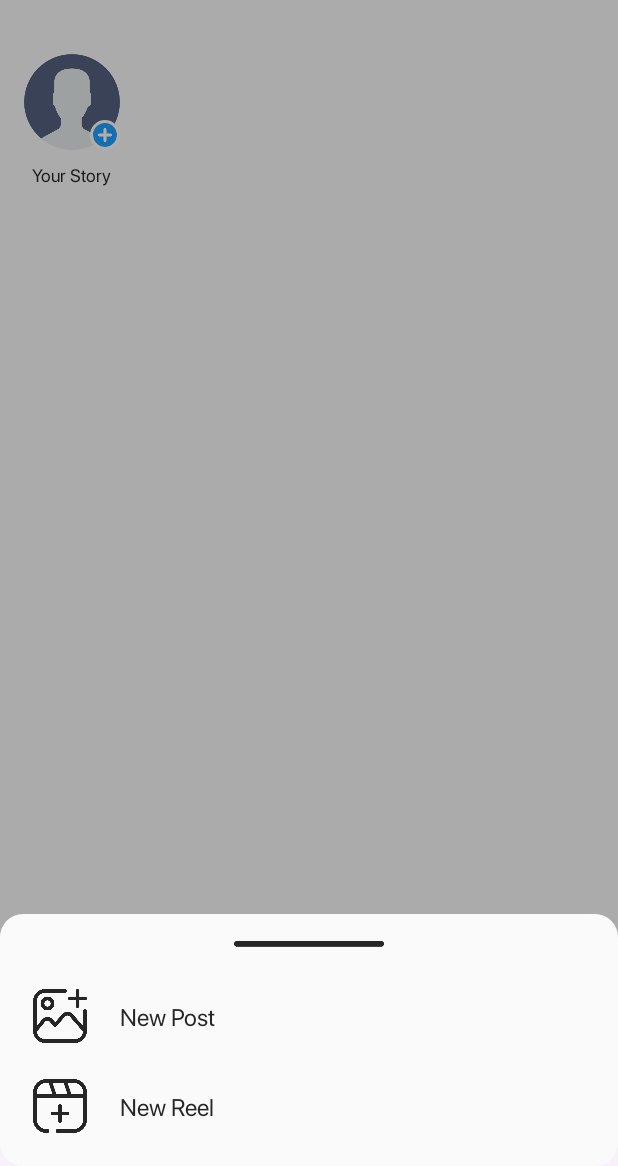
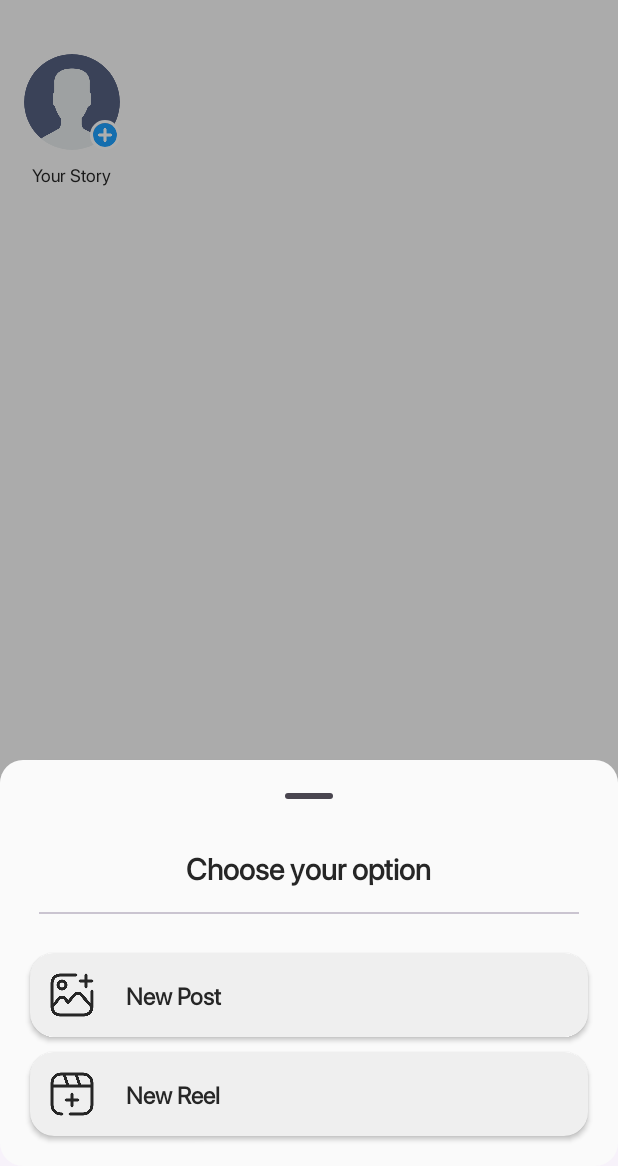
Before and after one commit to subhajit-rajak/instagram-clone, an Android app: the Add screen opened through its navigation route, on a phone screen of 412 x 824 dp, the part 70-1236 px from its top. Run offline under Robolectric (Android 15) with nearby library versions, the phone set to English and light mode, and no system bars; our stand-ins replace CircleImageView, Firebase (no records; nobody signed in at launch, a user with empty details on screens opened directly), navigation-ui; libraries missing offline, so code that uses them is left out: com.github.marlonlom.utilities; pictures from the network do not load; Roboto replaces fonts that are not available here; 1 statement that could not run was skipped.

Commit message:
Changed Add fragment UI

```diff
--- a/app/src/main/res/layout/fragment_add.xml
+++ b/app/src/main/res/layout/fragment_add.xml
@@ -9,25 +9,44 @@
     android:background="@drawable/bottom_sheet_shape"
     tools:context=".fragments.Add">
 
-    <ImageView
-        android:layout_width="100dp"
+    <com.google.android.material.bottomsheet.BottomSheetDragHandleView
+        android:layout_width="wrap_content"
+        android:layout_height="wrap_content"
+        style="@style/Widget.Material3.BottomSheet.DragHandle"
+        android:layout_gravity="center"/>
+
+    <TextView
+        android:layout_width="wrap_content"
         android:layout_height="wrap_content"
         android:layout_gravity="center"
-        android:layout_marginBottom="8dp"
-        android:src="@drawable/small_divider"
-        app:tint="@color/black" />
+        android:text="Choose your option"
+        android:textColor="@color/black"
+        android:textSize="20sp"
+        android:textStyle="bold" />
 
+    <com.google.android.material.divider.MaterialDivider
+        android:layout_width="match_parent"
+        android:layout_height="1dp"
+        android:layout_margin="16dp"
+        />
 
-    <LinearLayout
+    <androidx.cardview.widget.CardView
         android:id="@+id/post"
         android:layout_width="match_parent"
         android:layout_height="wrap_content"
         android:layout_margin="10dp"
+        android:backgroundTint="@color/greyButton"
+        app:cardCornerRadius="16dp">
+
+        <LinearLayout
+            android:layout_width="match_parent"
+            android:layout_height="match_parent"
+            android:layout_margin="12dp"
             android:orientation="horizontal">
 
             <ImageView
-            android:layout_width="40dp"
-            android:layout_height="40dp"
+                android:layout_width="32dp"
+                android:layout_height="32dp"
                 android:src="@drawable/add_post"
                 app:tint="@color/black" />
 
@@ -36,35 +55,47 @@
                 android:layout_height="match_parent"
                 android:layout_marginStart="20dp"
                 android:layout_weight="1"
-            android:fontFamily="@font/inter_bold"
                 android:gravity="center_vertical"
                 android:text="@string/add_post"
                 android:textColor="@color/black"
-            android:textSize="16sp" />
+                android:textSize="16sp"
+                android:textStyle="bold" />
         </LinearLayout>
+    </androidx.cardview.widget.CardView>
 
-    <LinearLayout
+    <androidx.cardview.widget.CardView
         android:id="@+id/reel"
         android:layout_width="match_parent"
         android:layout_height="wrap_content"
-        android:layout_margin="10dp"
+        android:layout_marginStart="10dp"
+        android:layout_marginEnd="10dp"
+        android:layout_marginBottom="10dp"
+        android:backgroundTint="@color/greyButton"
+        app:cardCornerRadius="16dp">
+
+        <LinearLayout
+            android:layout_width="match_parent"
+            android:layout_height="match_parent"
+            android:layout_margin="12dp"
             android:orientation="horizontal">
 
             <ImageView
-            android:layout_width="40dp"
-            android:layout_height="40dp"
+                android:layout_width="32dp"
+                android:layout_height="32dp"
                 android:src="@drawable/add_reel"
-            app:tint="@color/black"/>
+                app:tint="@color/black" />
 
             <TextView
                 android:layout_width="0dp"
                 android:layout_height="match_parent"
                 android:layout_marginStart="20dp"
                 android:layout_weight="1"
-            android:fontFamily="@font/inter_bold"
                 android:gravity="center_vertical"
                 android:text="@string/add_reel"
                 android:textColor="@color/black"
-            android:textSize="16sp" />
+                android:textSize="16sp"
+                android:textStyle="bold" />
         </LinearLayout>
+
+    </androidx.cardview.widget.CardView>
 </LinearLayout>
```
Lines whose indentation alone changed are shown as unchanged.
